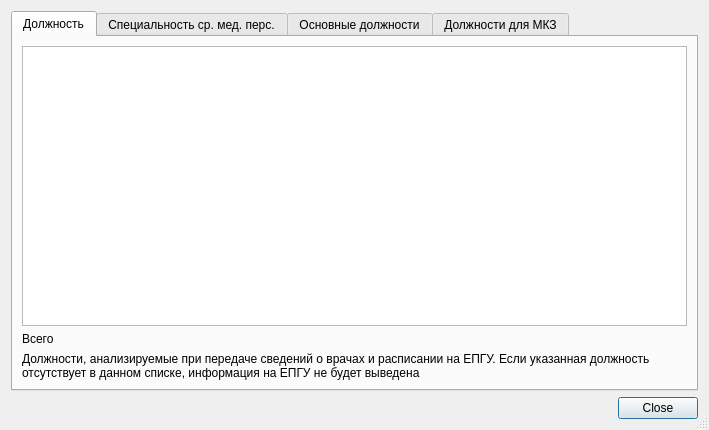
This is RefBooks/PostOnAppointment/PostOnAppointmentList.ui in rusingineer/KPS-Samson as Qt 5 draws it before an edit. The edited form follows.
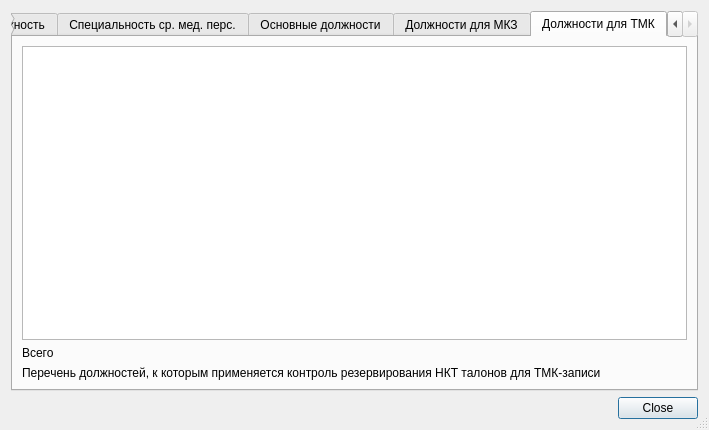
This is the edited form. The open tabs and pages were chosen to show the change. Custom widgets are drawn as their Qt base class.

```diff
--- a/RefBooks/PostOnAppointment/PostOnAppointmentList.ui
+++ b/RefBooks/PostOnAppointment/PostOnAppointmentList.ui
@@ -137,6 +137,30 @@
        </item>
       </layout>
      </widget>
+     <widget class="QWidget" name="tabCode15">
+      <attribute name="title">
+       <string>Должности для ТМК</string>
+      </attribute>
+      <layout class="QVBoxLayout" name="verticalLayout_5">
+       <item>
+        <widget class="CTableView" name="tblItems_5"/>
+       </item>
+       <item>
+        <widget class="QLabel" name="label_5">
+         <property name="text">
+          <string>Всего</string>
+         </property>
+        </widget>
+       </item>
+       <item>
+        <widget class="QLabel" name="lblTab5Description">
+         <property name="text">
+          <string>Перечень должностей, к которым применяется контроль резервирования НКТ талонов для ТМК-записи</string>
+         </property>
+        </widget>
+       </item>
+      </layout>
+     </widget>
     </widget>
    </item>
   </layout>
```
